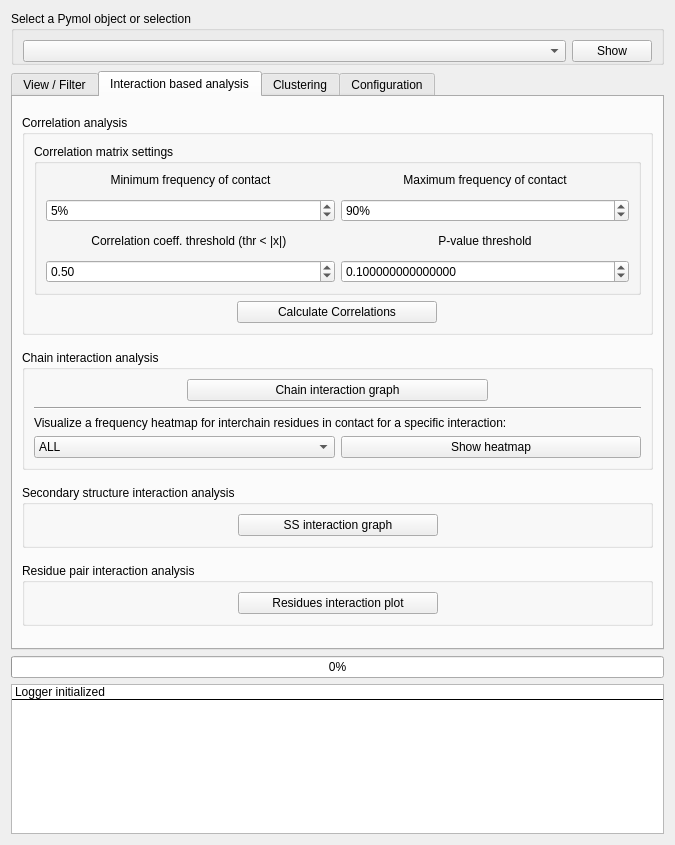
The window that GUIs/plugin.ui (BioComputingUP/ring-pymol) describes before a commit, drawn with Qt 5.
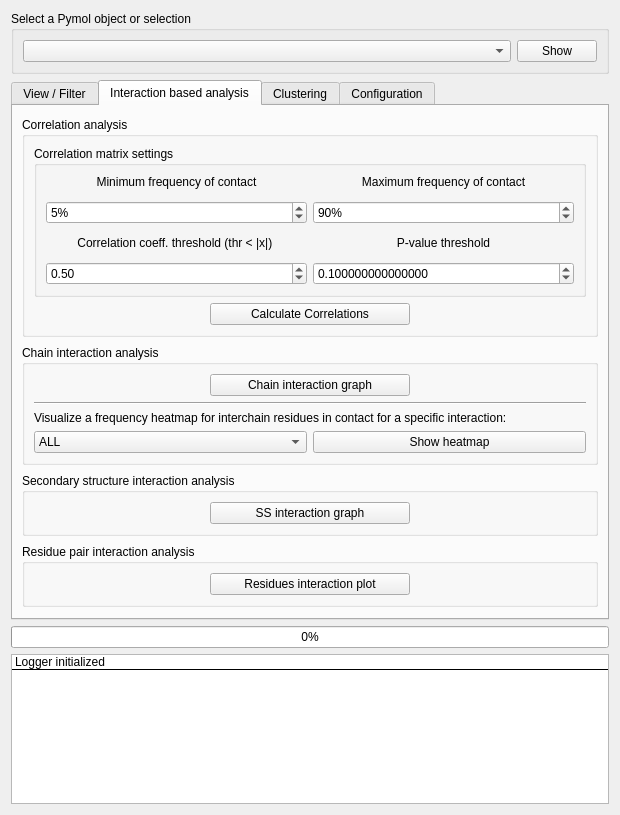
The same window after the commit. The open tabs and pages were chosen to show the change.

Patch:
```diff
--- a/GUIs/plugin.ui
+++ b/GUIs/plugin.ui
@@ -6,8 +6,8 @@
    <rect>
     <x>0</x>
     <y>0</y>
-    <width>675</width>
-    <height>845</height>
+    <width>620</width>
+    <height>815</height>
    </rect>
   </property>
   <property name="sizePolicy">
@@ -18,8 +18,8 @@
   </property>
   <property name="minimumSize">
    <size>
-    <width>675</width>
-    <height>0</height>
+    <width>620</width>
+    <height>800</height>
    </size>
   </property>
   <property name="maximumSize">
@@ -92,6 +92,9 @@
      <property name="selectionMode">
       <enum>QAbstractItemView::NoSelection</enum>
      </property>
+     <property name="viewMode">
+      <enum>QListView::ListMode</enum>
+     </property>
      <item>
       <property name="text">
        <string>Logger initialized</string>
@@ -118,7 +121,7 @@
      </property>
      <layout class="QGridLayout" name="gridLayout">
       <property name="bottomMargin">
-       <number>0</number>
+       <number>9</number>
       </property>
       <property name="verticalSpacing">
        <number>0</number>
@@ -664,6 +667,12 @@
           <string>Correlation analysis</string>
          </property>
          <layout class="QVBoxLayout" name="verticalLayout_4">
+          <property name="leftMargin">
+           <number>9</number>
+          </property>
+          <property name="rightMargin">
+           <number>9</number>
+          </property>
           <item>
            <widget class="QGroupBox" name="groupBox_12">
             <property name="sizePolicy">
@@ -902,6 +911,12 @@
           <string>Residue pair interaction analysis</string>
          </property>
          <layout class="QHBoxLayout" name="horizontalLayout_4">
+          <property name="leftMargin">
+           <number>9</number>
+          </property>
+          <property name="rightMargin">
+           <number>9</number>
+          </property>
           <item>
            <spacer name="horizontalSpacer_5">
             <property name="orientation">
@@ -965,6 +980,12 @@
           <string>Secondary structure interaction analysis</string>
          </property>
          <layout class="QHBoxLayout" name="horizontalLayout_6">
+          <property name="leftMargin">
+           <number>9</number>
+          </property>
+          <property name="rightMargin">
+           <number>9</number>
+          </property>
           <item>
            <spacer name="horizontalSpacer_4">
             <property name="orientation">
@@ -1037,10 +1058,50 @@
           <bool>false</bool>
          </property>
          <layout class="QGridLayout" name="gridLayout_5">
-          <item row="2" column="0" colspan="4">
-           <widget class="QLabel" name="label_3">
+          <property name="leftMargin">
+           <number>9</number>
+          </property>
+          <property name="rightMargin">
+           <number>9</number>
+          </property>
+          <item row="0" column="0">
+           <spacer name="horizontalSpacer_7">
+            <property name="orientation">
+             <enum>Qt::Horizontal</enum>
+            </property>
+            <property name="sizeHint" stdset="0">
+             <size>
+              <width>40</width>
+              <height>20</height>
+             </size>
+            </property>
+           </spacer>
+          </item>
+          <item row="0" column="1" colspan="2">
+           <widget class="QPushButton" name="chain_graph">
+            <property name="sizePolicy">
+             <sizepolicy hsizetype="Minimum" vsizetype="Fixed">
+              <horstretch>0</horstretch>
+              <verstretch>0</verstretch>
+             </sizepolicy>
+            </property>
+            <property name="minimumSize">
+             <size>
+              <width>200</width>
+              <height>0</height>
+             </size>
+            </property>
+            <property name="sizeIncrement">
+             <size>
+              <width>200</width>
+              <height>0</height>
+             </size>
+            </property>
+            <property name="toolTip">
+             <string>Plot a graph of chains interaction</string>
+            </property>
             <property name="text">
-             <string>Visualize a frequency heatmap for interchain residues in contact for a specific interaction:</string>
+             <string>Chain interaction graph</string>
             </property>
            </widget>
           </item>
@@ -1097,6 +1158,13 @@
             </item>
            </widget>
           </item>
+          <item row="2" column="0" colspan="4">
+           <widget class="QLabel" name="label_3">
+            <property name="text">
+             <string>Visualize a frequency heatmap for interchain residues in contact for a specific interaction:</string>
+            </property>
+           </widget>
+          </item>
           <item row="1" column="0" colspan="4">
            <widget class="Line" name="line">
             <property name="orientation">
@@ -1104,34 +1172,6 @@
             </property>
            </widget>
           </item>
-          <item row="0" column="1" colspan="2">
-           <widget class="QPushButton" name="chain_graph">
-            <property name="sizePolicy">
-             <sizepolicy hsizetype="Minimum" vsizetype="Fixed">
-              <horstretch>0</horstretch>
-              <verstretch>0</verstretch>
-             </sizepolicy>
-            </property>
-            <property name="minimumSize">
-             <size>
-              <width>200</width>
-              <height>0</height>
-             </size>
-            </property>
-            <property name="sizeIncrement">
-             <size>
-              <width>200</width>
-              <height>0</height>
-             </size>
-            </property>
-            <property name="toolTip">
-             <string>Plot a graph of chains interaction</string>
-            </property>
-            <property name="text">
-             <string>Chain interaction graph</string>
-            </property>
-           </widget>
-          </item>
           <item row="3" column="2" colspan="2">
            <widget class="QPushButton" name="show_inter_heatmap">
             <property name="sizePolicy">
@@ -1145,6 +1185,19 @@
             </property>
            </widget>
           </item>
+          <item row="0" column="3">
+           <spacer name="horizontalSpacer_8">
+            <property name="orientation">
+             <enum>Qt::Horizontal</enum>
+            </property>
+            <property name="sizeHint" stdset="0">
+             <size>
+              <width>40</width>
+              <height>20</height>
+             </size>
+            </property>
+           </spacer>
+          </item>
          </layout>
         </widget>
        </item>
```
